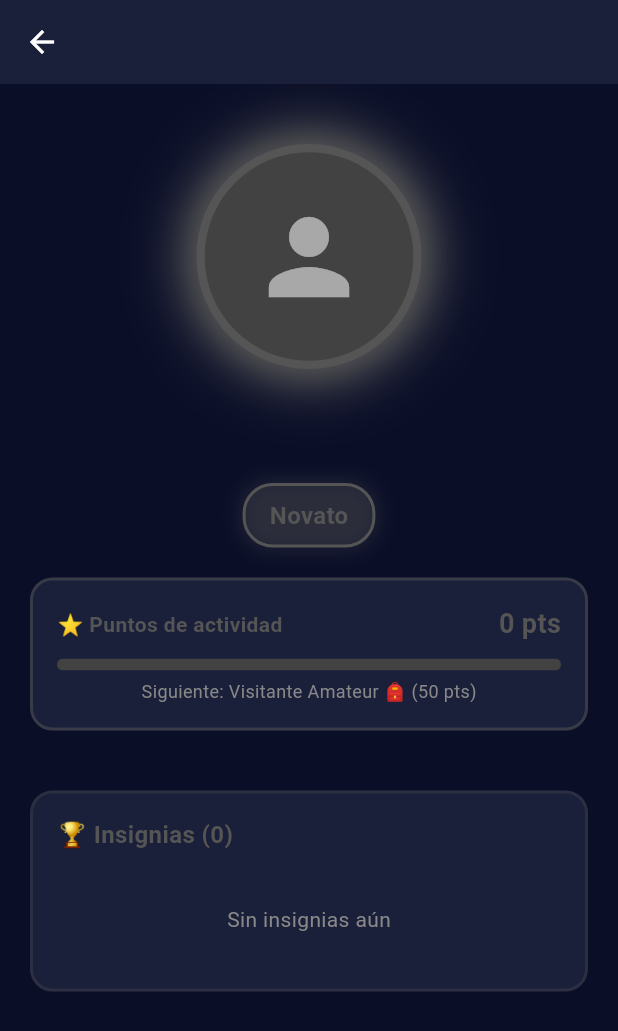
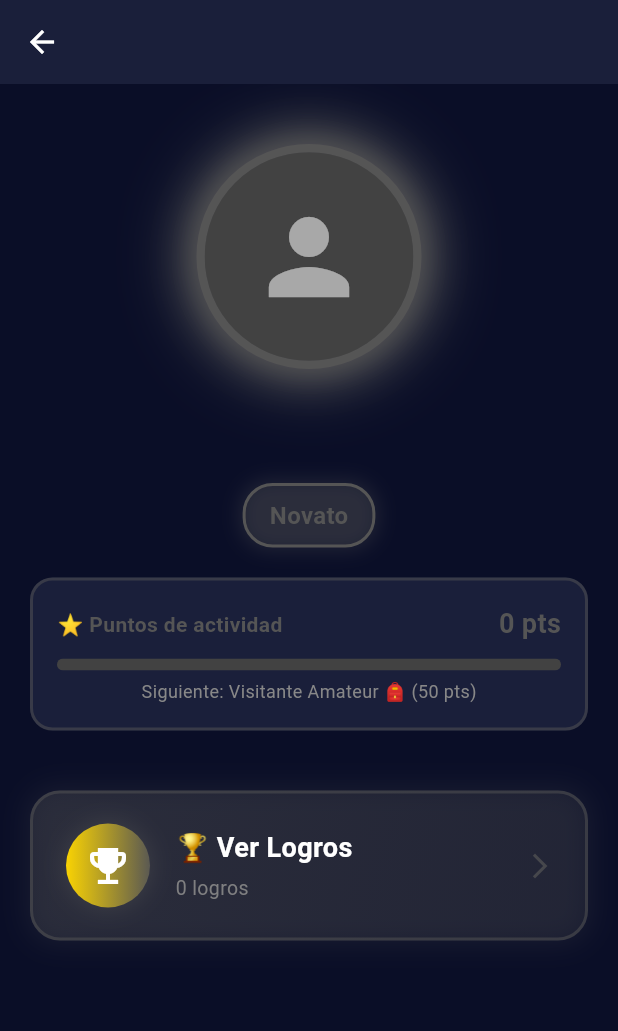
Before and after one commit to CRONOBREAK17/a-donde-vamos-app, a Flutter app: the UserProfileScreen screen opened directly with empty values, on a phone screen of 412 x 824 dp. Shown: the top 1031 px of the screen. Run offline on Flutter 3.47's test engine with Material 3 defaults, Android fonts, the phone set to English and light mode, and no system bars; our stand-ins replace geolocator, google_maps_flutter, google_mobile_ads, image_picker, shared_preferences, supabase_flutter; accounts and stored records are empty.

```diff
--- a/a_donde_vamos/lib/presentation/screens/user_profile_screen.dart
+++ b/a_donde_vamos/lib/presentation/screens/user_profile_screen.dart
@@ -4,6 +4,7 @@ import 'package:supabase_flutter/supabase_flutter.dart';
 import '../../core/constants/app_colors.dart';
 import '../../core/utils/rank_utils.dart';
 import '../widgets/rank_profile_picture.dart';
+import 'achievements_screen.dart';
 
 class UserProfileScreen extends StatefulWidget {
   final String userId;
@@ -237,98 +238,131 @@ class _UserProfileScreenState extends State<UserProfileScreen> {
 
             const SizedBox(height: 20),
 
-            // Insignias
+            // Botón para ver logros
             Container(
               margin: const EdgeInsets.symmetric(horizontal: 20),
-              padding: const EdgeInsets.all(16),
+              width: double.infinity,
+              height: 100,
               decoration: BoxDecoration(
-                color: AppColors.cardBackground,
-                borderRadius: BorderRadius.circular(15),
+                gradient: LinearGradient(
+                  colors: [
+                    rankInfo.color.withOpacity(0.3),
+                    rankInfo.color.withOpacity(0.15),
+                  ],
+                  begin: Alignment.topLeft,
+                  end: Alignment.bottomRight,
+                ),
+                borderRadius: BorderRadius.circular(20),
                 border: Border.all(
-                  color: rankInfo.color.withOpacity(0.3),
+                  color: rankInfo.color.withOpacity(0.5),
                   width: 2,
                 ),
+                boxShadow: [
+                  BoxShadow(
+                    color: rankInfo.color.withOpacity(0.2),
+                    blurRadius: 15,
+                    spreadRadius: 2,
                   ),
+                ],
+              ),
+              child: Material(
+                color: Colors.transparent,
+                child: InkWell(
+                  borderRadius: BorderRadius.circular(20),
+                  onTap: () {
+                    Navigator.push(
+                      context,
+                      PageRouteBuilder(
+                        pageBuilder: (context, animation, secondaryAnimation) =>
+                            AchievementsScreen(
+                              badges: _badges,
+                              activityPoints: _activityPoints,
+                            ),
+                        transitionsBuilder:
+                            (context, animation, secondaryAnimation, child) {
+                              const begin = Offset(1.0, 0.0);
+                              const end = Offset.zero;
+                              const curve = Curves.easeInOut;
+
+                              var tween = Tween(
+                                begin: begin,
+                                end: end,
+                              ).chain(CurveTween(curve: curve));
+                              var offsetAnimation = animation.drive(tween);
+
+                              return SlideTransition(
+                                position: offsetAnimation,
+                                child: child,
+                              );
+                            },
+                      ),
+                    );
+                  },
+                  child: Padding(
+                    padding: const EdgeInsets.all(20),
+                    child: Row(
+                      children: [
+                        // Icono
+                        Container(
+                          width: 60,
+                          height: 60,
+                          decoration: BoxDecoration(
+                            shape: BoxShape.circle,
+                            gradient: LinearGradient(
+                              colors: [const Color(0xFFFFD700), rankInfo.color],
+                            ),
+                            boxShadow: [
+                              BoxShadow(
+                                color: rankInfo.color.withOpacity(0.4),
+                                blurRadius: 12,
+                                spreadRadius: 2,
+                              ),
+                            ],
+                          ),
+                          child: const Icon(
+                            Icons.emoji_events,
+                            size: 32,
+                            color: Colors.white,
+                          ),
+                        ),
+                        const SizedBox(width: 15),
+
+                        // Texto
+                        Expanded(
                           child: Column(
                             crossAxisAlignment: CrossAxisAlignment.start,
+                            mainAxisAlignment: MainAxisAlignment.center,
                             children: [
-                  Text(
-                    '🏆 Insignias (${_badges.length})',
+                              const Text(
+                                '🏆 Ver Logros',
                                 style: TextStyle(
-                      color: rankInfo.color,
-                      fontSize: 16,
+                                  color: AppColors.textPrimary,
+                                  fontSize: 18,
                                   fontWeight: FontWeight.bold,
                                 ),
                               ),
-                  const SizedBox(height: 15),
-                  _badges.isEmpty
-                      ? const Center(
-                          child: Padding(
-                            padding: EdgeInsets.all(20),
-                            child: Text(
-                              'Sin insignias aún',
+                              const SizedBox(height: 4),
+                              Text(
+                                '${_badges.length} ${_badges.length == 1 ? "logro" : "logros"}',
                                 style: TextStyle(
-                                color: AppColors.textMuted,
-                                fontSize: 14,
+                                  color: AppColors.textMuted.withOpacity(0.9),
+                                  fontSize: 13,
+                                ),
+                              ),
+                            ],
+                          ),
+                        ),
+
+                        // Flecha
+                        Icon(
+                          Icons.arrow_forward_ios,
+                          color: rankInfo.color.withOpacity(0.7),
+                          size: 20,
+                        ),
+                      ],
                     ),
                   ),
                 ),
-                        )
-                      : Wrap(
-                          spacing: 10,
-                          runSpacing: 10,
-                          children: _badges.map((item) {
-                            final badge =
-                                item['badge'] as Map<String, dynamic>?;
-                            if (badge == null) return const SizedBox.shrink();
-
-                            return Container(
-                              width: 100,
-                              padding: const EdgeInsets.all(10),
-                              decoration: BoxDecoration(
-                                color: Colors.black87,
-                                borderRadius: BorderRadius.circular(12),
-                                border: Border.all(
-                                  color: AppColors.primary.withOpacity(0.3),
-                                ),
-                              ),
-                              child: Column(
-                                children: [
-                                  Text(
-                                    badge['icon_url'] ?? '🏅',
-                                    style: const TextStyle(fontSize: 32),
-                                  ),
-                                  const SizedBox(height: 5),
-                                  Text(
-                                    badge['name'] ?? '',
-                                    style: const TextStyle(
-                                      color: AppColors.textPrimary,
-                                      fontWeight: FontWeight.bold,
-                                      fontSize: 11,
-                                    ),
-                                    textAlign: TextAlign.center,
-                                    maxLines: 2,
-                                    overflow: TextOverflow.ellipsis,
-                                  ),
-                                  if (badge['criteria'] != null) ...[
-                                    const SizedBox(height: 3),
-                                    Text(
-                                      badge['criteria'],
-                                      style: const TextStyle(
-                                        color: AppColors.textMuted,
-                                        fontSize: 9,
-                                      ),
-                                      textAlign: TextAlign.center,
-                                      maxLines: 2,
-                                      overflow: TextOverflow.ellipsis,
-                                    ),
-                                  ],
-                                ],
-                              ),
-                            );
-                          }).toList(),
-                        ),
-                ],
               ),
             ),
 
--- a/a_donde_vamos/lib/presentation/widgets/achievement_dialog.dart
+++ b/a_donde_vamos/lib/presentation/widgets/achievement_dialog.dart
@@ -125,8 +125,6 @@ class _AchievementDialogState extends State<AchievementDialog>
                 return AnimatedBuilder(
                   animation: _rotateAnimation,
                   builder: (context, child) {
-                    final angle =
-                        (index * 0.785) + (_rotateAnimation.value * 6.28);
                     final distance = 120.0;
                     return Positioned(
                       left:
```
Also changed, not shown: a_donde_vamos/lib/presentation/screens/achievements_screen.dart (+14 -3 lines). Lines whose indentation alone changed are shown as unchanged.
